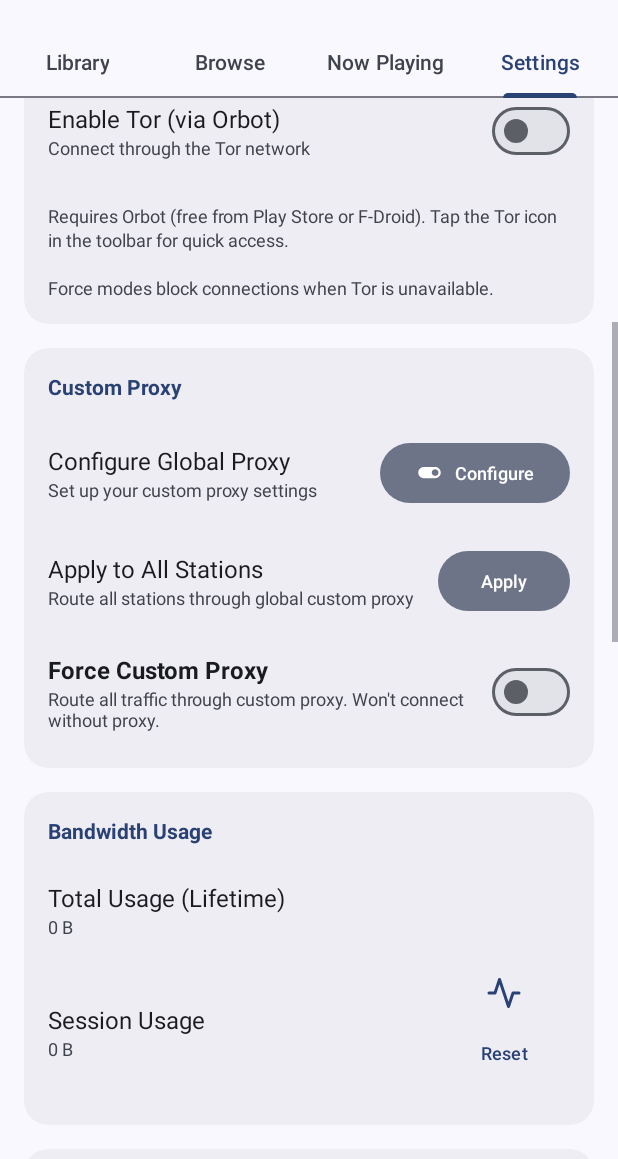
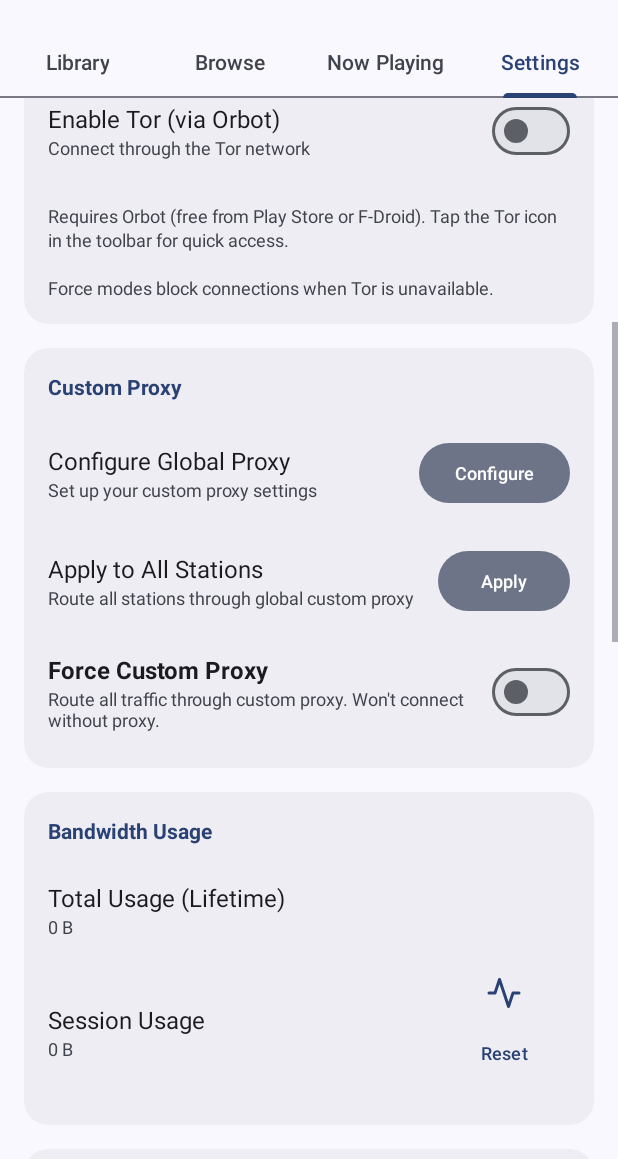
Before and after one commit to deutsia/deutsia-radio, an Android app: the MainActivity screen opened directly, with no data from a screen before it, tab 4 chosen, scrolled down 498 dp, on a phone screen of 412 x 824 dp, the part 70-1229 px from its top. Run offline under Robolectric (Android 15) with nearby library versions, the phone set to English and light mode, and no system bars; our stand-ins replace Room's generated code; pictures from the network do not load; 2 statements that could not run were skipped.

Commit message:
Fix custom proxy UI connection and usability issues
Fixes:
1. Changed status text from "Proxy Connected" to "Proxy Configured" to
   accurately reflect that the proxy settings are saved, not tested
2. Updated connection logic to only show CONNECTED state when proxy
   host is actually configured (not just when Force is enabled)
3. Added "Clear Proxy" button to configuration dialog for easy
   disabling of global proxy settings
4. Removed icon from Configure button (now just shows "Configure" text)
5. Added broadcast to update MainActivity UI when proxy settings change

Technical changes:
- CustomProxyStatusView: Updated updateStateFromConfig() logic and
  status text to be clearer about configuration vs connection state
- SettingsFragment: Added setNeutralButton for "Clear Proxy" option
  that clears all settings and disables Force Custom Proxy
- fragment_settings.xml: Removed app:icon from configureProxyButton

This makes it clearer to users that configuring a proxy doesn't mean
it's been tested, and provides an easy way to disable proxy settings.

```diff
--- a/app/src/main/res/layout/fragment_settings.xml
+++ b/app/src/main/res/layout/fragment_settings.xml
@@ -462,9 +462,7 @@
                         android:layout_width="wrap_content"
                         android:layout_height="wrap_content"
                         android:text="Configure"
-                        android:textSize="12sp"
-                        app:icon="@drawable/ic_proxy_custom"
-                        app:iconSize="18dp" />
+                        android:textSize="12sp" />
 
                 </LinearLayout>
 
```
Also changed, not shown: app/src/main/java/com/opensource/i2pradio/ui/CustomProxyStatusView.kt (+7 -4 lines), app/src/main/java/com/opensource/i2pradio/ui/SettingsFragment.kt (+28 -0 lines).
